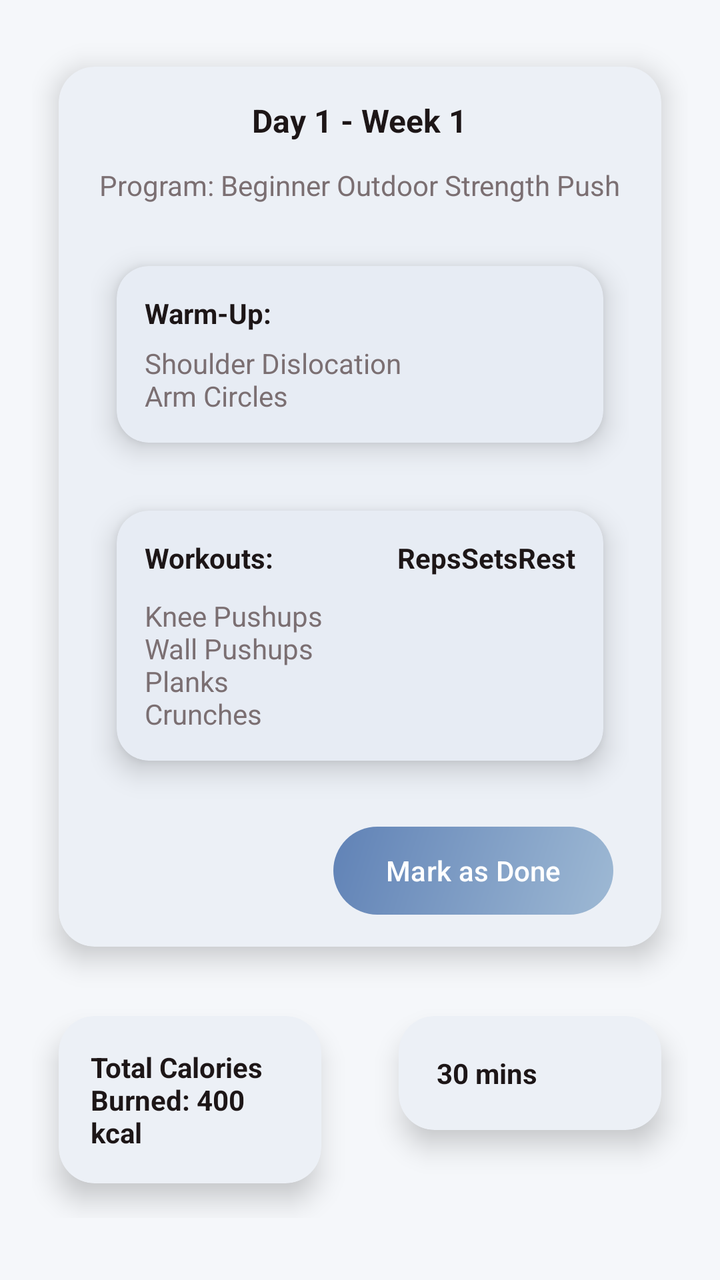
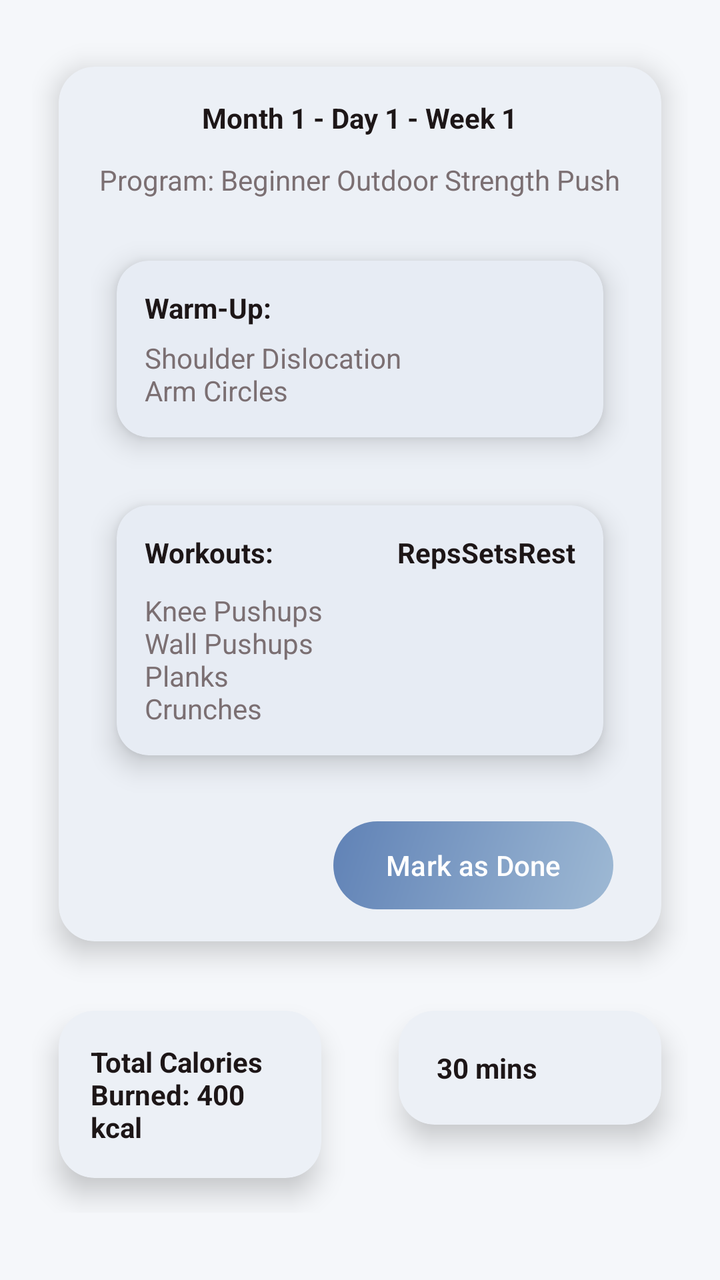

Two renders of the same Android screen: before a commit and after it. Below are the layout's source before the change and the commit's diff.
<!-- AndroidManifest.xml: application theme Theme.FlexiFitApp -->
<!-- res/layout/fragment_session.xml -->
<?xml version="1.0" encoding="utf-8"?>
<androidx.core.widget.NestedScrollView
    xmlns:android="http://schemas.android.com/apk/res/android"
    xmlns:app="http://schemas.android.com/apk/res-auto"
    android:layout_width="match_parent"
    android:layout_height="match_parent"
    android:padding="16dp">

    <LinearLayout
        android:layout_width="match_parent"
        android:layout_height="wrap_content"
        android:orientation="vertical">

        <com.google.android.material.card.MaterialCardView
            android:layout_width="match_parent"
            android:layout_height="wrap_content"
            app:cardCornerRadius="18dp"
            app:cardUseCompatPadding="true"
            app:cardElevation="8dp"
            app:strokeWidth="0dp"
            app:strokeColor="@android:color/black">

            <LinearLayout
                android:layout_width="match_parent"
                android:layout_height="wrap_content"
                android:padding="16dp"
                android:orientation="vertical">

                <TextView
                    android:id="@+id/txtDayTitle"
                    android:layout_width="wrap_content"
                    android:layout_height="wrap_content"
                    android:text="Day 1 - Week 1"
                    android:textStyle="bold"
                    android:textColor="@color/textPrimary"
                    android:textSize="16sp"
                    android:layout_gravity="center_horizontal"/>

                <TextView
                    android:id="@+id/txtProgramName"
                    android:layout_width="wrap_content"
                    android:layout_height="wrap_content"
                    android:layout_gravity="center"
                    android:layout_marginTop="12dp"
                    android:text="Program: Beginner Outdoor Strength Push"
                    android:textColor="@color/textSecondary"/>

                <com.google.android.material.card.MaterialCardView
                    android:layout_width="match_parent"
                    android:layout_height="wrap_content"
                    android:layout_marginTop="14dp"
                    app:cardCornerRadius="16dp"
                    app:cardUseCompatPadding="true"
                    app:cardElevation="8dp"
                    app:strokeWidth="0dp"
                    app:strokeColor="@android:color/black">

                    <LinearLayout
                        android:layout_width="match_parent"
                        android:layout_height="wrap_content"
                        android:padding="14dp"
                        android:orientation="vertical">

                        <TextView
                            android:layout_width="wrap_content"
                            android:layout_height="wrap_content"
                            android:textColor="@color/textPrimary"
                            android:text="Warm-Up:"
                            android:textStyle="bold"/>

                        <TextView
                            android:layout_width="wrap_content"
                            android:layout_height="wrap_content"
                            android:textColor="@color/textSecondary"
                            android:layout_marginTop="6dp"
                            android:text="Shoulder Dislocation&#10;Arm Circles"/>
                    </LinearLayout>
                </com.google.android.material.card.MaterialCardView>

                <com.google.android.material.card.MaterialCardView
                    android:layout_width="match_parent"
                    android:layout_height="match_parent"
                    app:cardCornerRadius="16dp"
                    app:strokeWidth="0dp"
                    app:cardUseCompatPadding="true"
                    app:cardElevation="8dp">

                    <LinearLayout
                        android:layout_width="match_parent"
                        android:layout_height="wrap_content"
                        android:padding="14dp"
                        android:orientation="vertical">

                        <LinearLayout
                            android:layout_width="match_parent"
                            android:layout_height="wrap_content"
                            android:orientation="horizontal">

                            <TextView
                                android:layout_width="0dp"
                                android:layout_height="wrap_content"
                                android:textColor="@color/textPrimary"
                                android:layout_weight="1"
                                android:text="Workouts:"
                                android:textStyle="bold"/>

                            <TextView
                                android:layout_width="wrap_content"
                                android:layout_height="wrap_content"
                                android:textColor="@color/textPrimary"
                                android:text="Reps"
                                android:textStyle="bold"/>

                            <TextView
                                android:layout_width="wrap_content"
                                android:layout_height="wrap_content"
                                android:textColor="@color/textPrimary"
                                android:text="Sets"
                                android:textStyle="bold"/>
                            <TextView
                                android:layout_width="wrap_content"
                                android:layout_height="wrap_content"
                                android:textColor="@color/textPrimary"
                                android:text="Rest"
                                android:textStyle="bold"/>
                        </LinearLayout>

                        
                        <TextView
                            android:layout_width="match_parent"
                            android:layout_height="wrap_content"
                            android:textColor="@color/textSecondary"
                            android:layout_marginTop="10dp"
                            android:text="Knee Pushups     &#10;Wall Pushups    &#10;Planks            &#10;Crunches       "/>
                    </LinearLayout>
                </com.google.android.material.card.MaterialCardView>

                <com.google.android.material.button.MaterialButton
                    android:id="@+id/btnDone"
                    android:layout_width="140dp"
                    android:layout_height="44dp"
                    android:layout_marginTop="16dp"
                    android:layout_marginEnd="8dp"
                    android:layout_gravity="end"
                    app:backgroundTint="@null"
                    android:text="Mark as Done"
                    android:background="@drawable/btn_gradient"
                    app:cornerRadius="16dp"
                    app:strokeWidth="0dp"/>
            </LinearLayout>
        </com.google.android.material.card.MaterialCardView>

        <LinearLayout
            android:layout_width="match_parent"
            android:layout_height="wrap_content"
            android:orientation="horizontal">

            <com.google.android.material.card.MaterialCardView
                android:layout_width="0dp"
                android:layout_height="wrap_content"
                android:layout_weight="1"
                android:layout_marginEnd="12dp"
                app:cardCornerRadius="18dp"
                app:strokeWidth="0dp"
                app:cardUseCompatPadding="true"
                app:cardElevation="8dp">

                <TextView
                    android:id="@+id/txtTotalBurned"
                    android:layout_width="match_parent"
                    android:layout_height="wrap_content"
                    android:padding="16dp"
                    android:textColor="@color/textPrimary"
                    android:text="Total Calories Burned: 400 kcal"
                    android:textStyle="bold"/>
            </com.google.android.material.card.MaterialCardView>

            <com.google.android.material.card.MaterialCardView
                android:layout_width="0dp"
                android:layout_height="wrap_content"
                android:layout_weight="1"
                app:cardCornerRadius="18dp"
                app:cardUseCompatPadding="true"
                app:cardElevation="8dp"
                app:strokeWidth="0dp">

                <TextView
                    android:id="@+id/txtDuration"
                    android:layout_width="match_parent"
                    android:layout_height="wrap_content"
                    android:padding="19dp"
                    android:textColor="@color/textPrimary"
                    android:text="30 mins"
                    android:textStyle="bold"/>
            </com.google.android.material.card.MaterialCardView>
        </LinearLayout>

    </LinearLayout>
</androidx.core.widget.NestedScrollView>
<!-- resources referenced by this layout -->
<resources>
  <color name="textPrimary">#1d1617 </color>
  <color name="textSecondary">#7b6f72 </color>
  <!-- drawable btn_gradient (drawable) -->
  <?xml version="1.0" encoding="utf-8"?>
  <shape xmlns:android="http://schemas.android.com/apk/res/android">
      <gradient
          android:startColor="@color/gradientStart"
          android:endColor="@color/gradientEnd"
          android:angle="315"
          android:type="linear" />
  
      <corners android:radius="24dp" />
  </shape>
  <style name="Theme.FlexiFitApp" parent="Base.Theme.FlexiFitApp">
          
          <item name="navigationViewStyle">@style/Widget.FlexiFit.NavigationView</item>
      </style>
  <color name="gradientStart">#6082B6</color>
  <color name="gradientEnd">#9eb9d4   </color>
  <style name="Base.Theme.FlexiFitApp" parent="Theme.Material3.Light.NoActionBar">
  
          
          <item name="colorPrimary">#6082B6 </item>
          <item name="colorPrimaryContainer">#6082B6</item>
          <item name="colorSecondary">#6093b6</item>
          <item name="colorSecondaryContainer">#6093b6</item>
  
          
          <item name="android:colorBackground">#F5F7FA</item>
          <item name="colorSurface">#FFFFFF</item>
  
          
          <item name="colorOnPrimary">#FFFFFF</item>
          <item name="colorOnSecondary">#FFFFFF</item>
          <item name="colorOnSurface">#1A1A1A</item>
  
          
          <item name="android:statusBarColor" tools:targetApi="l">#6082B6</item>
  
          
          <item name="android:navigationBarColor" tools:targetApi="l">#6082B6</item>
  
      </style>
  <style name="Widget.FlexiFit.NavigationView" parent="Widget.Material3.NavigationView">
          
          <item name="android:background">@color/drawer_bg</item>
  
          
          <item name="itemTextColor">@color/nav_item_text_color</item>
          <item name="itemIconTint">@color/nav_item_icon_tint</item>
  
          
          <item name="itemBackground">@drawable/nav_item_background</item>
      </style>
  <color name="drawer_bg">#FFFFFF</color>
  <!-- drawable nav_item_background (drawable) -->
  <?xml version="1.0" encoding="utf-8"?>
  <selector xmlns:android="http://schemas.android.com/apk/res/android">
      
      <item android:state_checked="true" android:drawable="@drawable/nav_item_bg_selected" />
      
      <item android:drawable="@android:color/transparent" />
  </selector>
  <!-- drawable nav_item_bg_selected (drawable) -->
  <?xml version="1.0" encoding="utf-8"?>
  <shape xmlns:android="http://schemas.android.com/apk/res/android"
      android:shape="rectangle">
  
      <solid android:color="@color/nav_item_active_bg" />
  
      
      <corners android:radius="24dp" />
  
  </shape>
  <color name="nav_item_active_bg">@color/colorPrimary</color>
  <color name="colorPrimary">#6082B6</color>
</resources>

<!-- the commit's change to res/layout/fragment_session.xml (unified diff, before → after) -->
@@ -30,10 +30,10 @@
                     android:id="@+id/txtDayTitle"
                     android:layout_width="wrap_content"
                     android:layout_height="wrap_content"
-                    android:text="Day 1 - Week 1"
+                    android:text="Month 1 - Day 1 - Week 1"
                     android:textStyle="bold"
                     android:textColor="@color/textPrimary"
-                    android:textSize="16sp"
+                    android:textSize="14sp"
                     android:layout_gravity="center_horizontal"/>
 
                 <TextView
